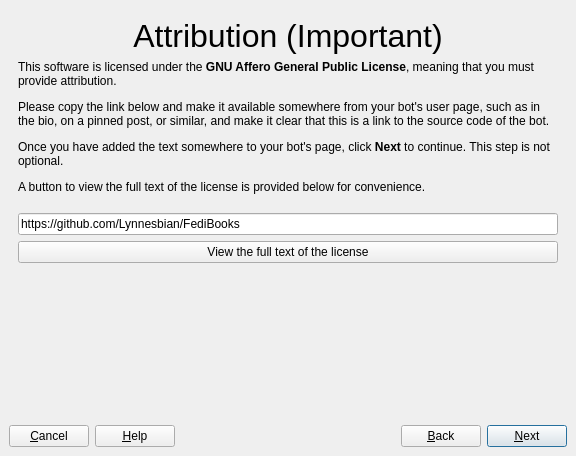
The window that gui/wzd_createbot.ui (Lynnesbian/OldFediBooks) describes before a commit, drawn with Qt 5.
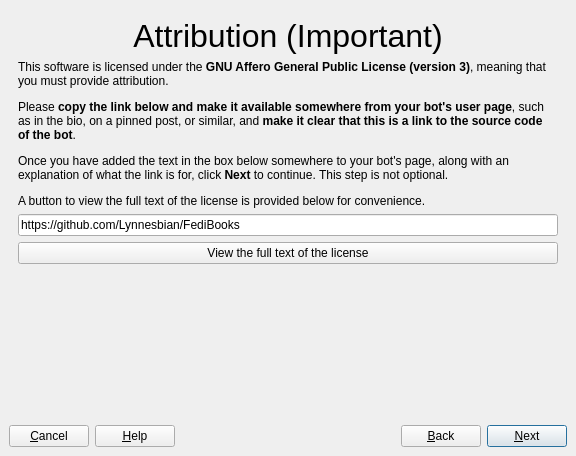
The same window after the commit. The open tabs and pages were chosen to show the change. Icons and pictures are not drawn.

Commit message: better button and wiser widget names, fixed import bugs, fixed stkMain page changing signal

The edit to the form file:
```diff
--- a/gui/wzd_createbot.ui
+++ b/gui/wzd_createbot.ui
@@ -780,7 +780,7 @@
              </sizepolicy>
             </property>
             <property name="text">
-             <string>&lt;html&gt;&lt;head/&gt;&lt;body&gt;&lt;p&gt;This software is licensed under the &lt;span style=&quot; font-weight:600;&quot;&gt;GNU Affero General Public License&lt;/span&gt;, meaning that you must provide attribution.&lt;/p&gt;&lt;p&gt;Please copy the link below and make it available somewhere from your bot's user page, such as in the bio, on a pinned post, or similar, and make it clear that this is a link to the source code of the bot.&lt;/p&gt;&lt;p&gt;Once you have added the text somewhere to your bot's page, click &lt;span style=&quot; font-weight:600;&quot;&gt;Next&lt;/span&gt; to continue. This step is not optional.&lt;/p&gt;&lt;p&gt;A button to view the full text of the license is provided below for convenience.&lt;/p&gt;&lt;/body&gt;&lt;/html&gt;</string>
+             <string>&lt;html&gt;&lt;head/&gt;&lt;body&gt;&lt;p&gt;This software is licensed under the &lt;span style=&quot; font-weight:600;&quot;&gt;GNU Affero General Public License (version 3)&lt;/span&gt;, meaning that you must provide attribution.&lt;/p&gt;&lt;p&gt;Please &lt;span style=&quot; font-weight:600;&quot;&gt;copy the link below and make it available somewhere from your bot's user page&lt;/span&gt;, such as in the bio, on a pinned post, or similar, and &lt;span style=&quot; font-weight:600;&quot;&gt;make it clear that this is a link to the source code of the bot&lt;/span&gt;.&lt;/p&gt;&lt;p&gt;Once you have added the text in the box below somewhere to your bot's page, along with an explanation of what the link is for, click &lt;span style=&quot; font-weight:600;&quot;&gt;Next&lt;/span&gt; to continue. This step is not optional.&lt;/p&gt;&lt;p&gt;A button to view the full text of the license is provided below for convenience.&lt;/p&gt;&lt;/body&gt;&lt;/html&gt;</string>
             </property>
             <property name="alignment">
              <set>Qt::AlignLeading|Qt::AlignLeft|Qt::AlignTop</set>
```
Left out of the diff: 22 changed lines with no effect on the pictures. The commit also changes 5 other files.
